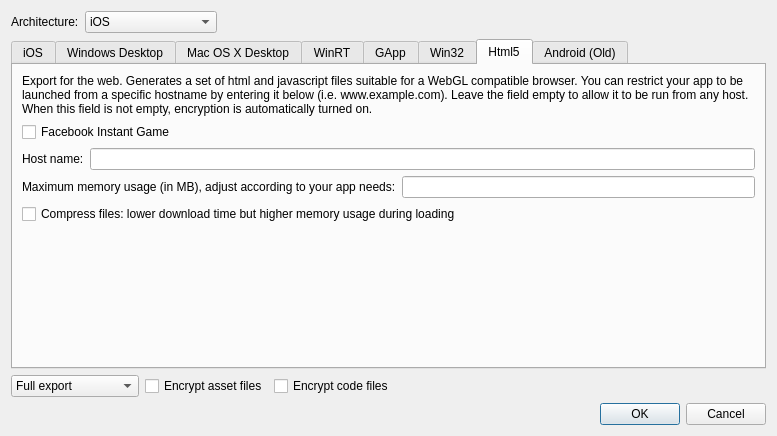
First picture: the form in ui/exportprojectdialog.ui, repository gideros/gideros, before the edit.
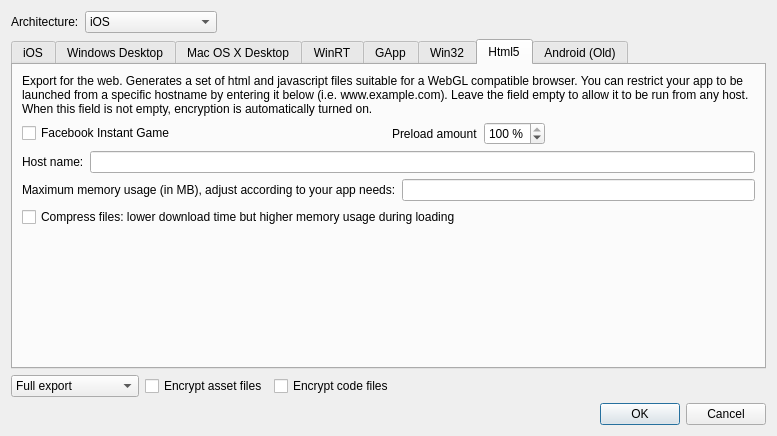
Second picture: the form after the edit. The open tabs and pages were chosen to show the change.

Commit message: [core] Improve rendertarget (Fix #360) [tools] Improve HTML5

```diff
--- a/ui/exportprojectdialog.ui
+++ b/ui/exportprojectdialog.ui
@@ -479,11 +479,64 @@
         </widget>
        </item>
        <item>
-        <widget class="QCheckBox" name="html5_fbinstant">
-         <property name="text">
-          <string>Facebook Instant Game</string>
-         </property>
-        </widget>
+        <layout class="QHBoxLayout" name="horizontalLayout_8">
+         <item>
+          <widget class="QCheckBox" name="html5_fbinstant">
+           <property name="text">
+            <string>Facebook Instant Game</string>
+           </property>
+          </widget>
+         </item>
+         <item>
+          <spacer name="horizontalSpacer_3">
+           <property name="orientation">
+            <enum>Qt::Horizontal</enum>
+           </property>
+           <property name="sizeHint" stdset="0">
+            <size>
+             <width>40</width>
+             <height>20</height>
+            </size>
+           </property>
+          </spacer>
+         </item>
+         <item>
+          <widget class="QLabel" name="label_9">
+           <property name="text">
+            <string>Preload amount</string>
+           </property>
+          </widget>
+         </item>
+         <item>
+          <widget class="QSpinBox" name="html5_fbload">
+           <property name="suffix">
+            <string> %</string>
+           </property>
+           <property name="maximum">
+            <number>100</number>
+           </property>
+           <property name="singleStep">
+            <number>10</number>
+           </property>
+           <property name="value">
+            <number>100</number>
+           </property>
+          </widget>
+         </item>
+         <item>
+          <spacer name="horizontalSpacer_4">
+           <property name="orientation">
+            <enum>Qt::Horizontal</enum>
+           </property>
+           <property name="sizeHint" stdset="0">
+            <size>
+             <width>40</width>
+             <height>20</height>
+            </size>
+           </property>
+          </spacer>
+         </item>
+        </layout>
        </item>
        <item>
         <layout class="QHBoxLayout" name="horizontalLayout_4">
```
The commit also changes 13 other files.
